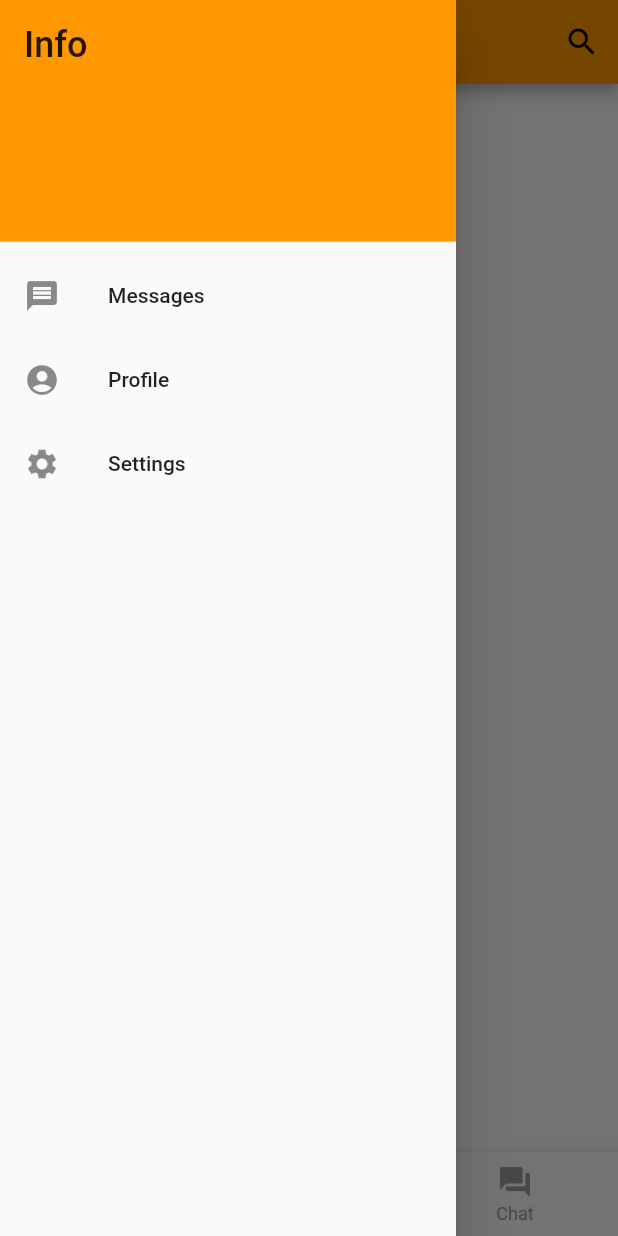
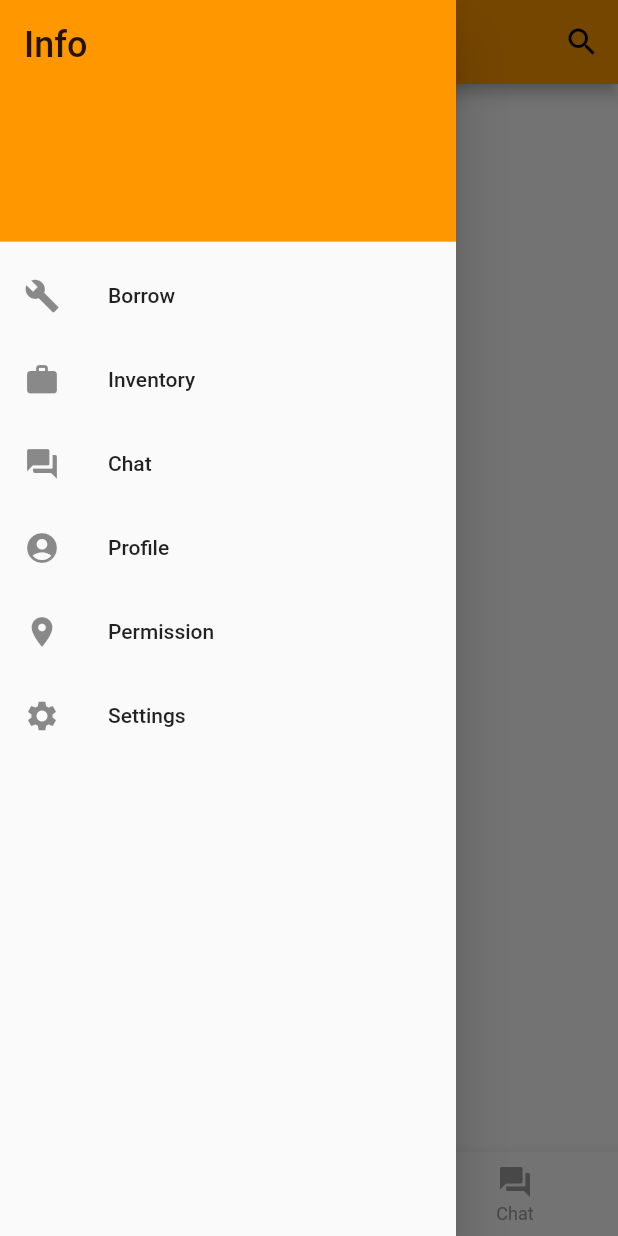
Before and after one commit to Sowdiyeah/kitley, a Flutter app: the screen it shows after launch, with the side drawer open, on a phone screen of 412 x 824 dp. Run offline on Flutter 3.47's test engine with Material 2 defaults, Android fonts, the phone set to English and light mode, and no system bars; our stand-ins replace cloud_firestore, geolocator; accounts and stored records are empty.

Commit message:
Add drawer-button to request locationpermissions

```diff
--- a/lib/main.dart
+++ b/lib/main.dart
@@ -1,4 +1,5 @@
 import 'package:flutter/material.dart';
+import 'package:geolocator/geolocator.dart';
 
 import 'package:kitley/pages/chat_page.dart';
 import 'package:kitley/pages/inventory_page.dart';
@@ -62,8 +63,18 @@ class MyAppState extends State<MyApp> {
               ),
             ),
             ListTile(
-              leading: Icon(Icons.message),
-              title: Text('Messages'),
+              leading: Icon(Icons.build),
+              title: Text('Borrow'),
+              onTap: () {},
+            ),
+            ListTile(
+              leading: Icon(Icons.work),
+              title: Text('Inventory'),
+              onTap: () {},
+            ),
+            ListTile(
+              leading: Icon(Icons.question_answer),
+              title: Text('Chat'),
               onTap: () {},
             ),
             ListTile(
@@ -71,6 +82,37 @@ class MyAppState extends State<MyApp> {
               title: Text('Profile'),
               onTap: () {
                 Navigator.push(context, MaterialPageRoute(builder: (context) => ProfilePage()));
+              },
+            ),
+            FutureBuilder(
+              initialData: GeolocationStatus.unknown,
+              future: Geolocator().checkGeolocationPermissionStatus(),
+              builder: (BuildContext context, AsyncSnapshot<GeolocationStatus> snapshot) {
+                if (snapshot.hasError) {
+                  return ListTile(
+                    leading: Icon(Icons.not_listed_location),
+                    title: Text('Permission'),
+                  );
+                }
+
+                switch (snapshot.data) {
+                  case GeolocationStatus.granted:
+                    return ListTile(leading: Icon(Icons.location_on), title: Text('Permission'));
+                  case GeolocationStatus.denied:
+                    return ListTile(
+                      leading: Icon(Icons.location_off),
+                      title: Text('Permission'),
+                      onTap: () async {
+                        await Geolocator().getCurrentPosition();
+                        setState(() {});
+                      },
+                    );
+                  default:
+                    return ListTile(
+                      leading: Icon(Icons.not_listed_location),
+                      title: Text('Permission'),
+                    );
+                }
               },
             ),
             ListTile(
```
